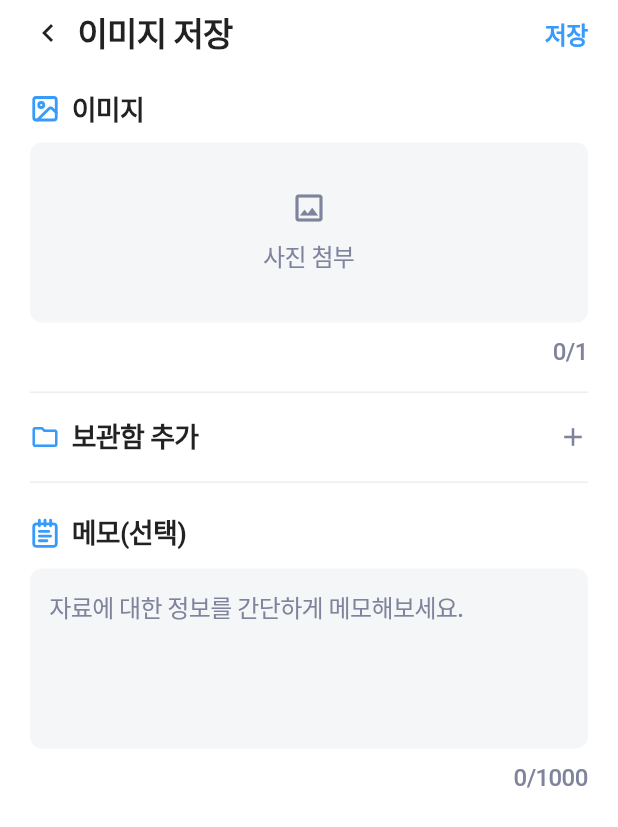
After one commit to toIT-team/toIT_frontend, a Flutter app: the SaveImageScreen screen opened directly, on a phone screen of 412 x 824 dp. The commit adds this screen. Shown: the top 827 px of the screen. Run offline on Flutter 3.47's test engine with Material 3 defaults, Android fonts, the phone set to English and light mode, and no system bars; our stand-ins replace dio, flutter_dotenv, flutter_riverpod, flutter_svg, freezed_annotation; network calls fail.

Commit message:
feat(image): 이미지 저장 화면 UI 퍼블리싱
- SaveImageScreen 신규 생성 (사진 첨부 + 메모 + 보관함 추가 섹션)
  - 사진 첨부 영역 (탭하여 이미지 선택, 0/1 카운터)
  - 메모(선택) 텍스트 입력 (최대 1000자, 글자수 카운터)
  - AppColors 디자인 토큰 적용
- NavigationShell에서 + 팝업 메뉴 '이미지' 선택 시 화면 이동 연결

```diff
--- a/lib/views/screens/navigation_shell.dart
+++ b/lib/views/screens/navigation_shell.dart
@@ -8,6 +8,7 @@ import 'calendar_screen.dart';
 import 'save_link_screen.dart';
 import 'save_note_screen.dart';
 import 'save_file_screen.dart';
+import 'save_image_screen.dart';
 
 /// 현재 선택된 탭 인덱스 Provider
 final currentTabIndexProvider = StateProvider<int>((ref) => 0);
@@ -47,6 +48,10 @@ class NavigationShell extends ConsumerWidget {
               Navigator.of(
                 context,
               ).push(MaterialPageRoute(builder: (_) => const SaveFileScreen()));
+            case 3:
+              Navigator.of(context).push(
+                MaterialPageRoute(builder: (_) => const SaveImageScreen()),
+              );
           }
         },
       ),
--- /dev/null
+++ b/lib/views/screens/save_image_screen.dart
@@ -0,0 +1,316 @@
+import 'package:flutter/material.dart';
+import 'package:flutter_svg/flutter_svg.dart';
+
+import '../../core/constants/app_assets.dart';
+import '../../core/constants/app_colors.dart';
+
+/// 이미지 저장 화면 (퍼블리싱)
+class SaveImageScreen extends StatefulWidget {
+  const SaveImageScreen({super.key});
+
+  @override
+  State<SaveImageScreen> createState() => _SaveImageScreenState();
+}
+
+class _SaveImageScreenState extends State<SaveImageScreen> {
+  final _memoController = TextEditingController();
+  int _memoLength = 0;
+  bool _imageAttached = false;
+
+  @override
+  void initState() {
+    super.initState();
+    _memoController.addListener(() {
+      setState(() => _memoLength = _memoController.text.length);
+    });
+  }
+
+  @override
+  void dispose() {
+    _memoController.dispose();
+    super.dispose();
+  }
+
+  void _onSave() {
+    if (!_imageAttached) return;
+    Navigator.of(context).pop({'memo': _memoController.text.trim()});
+  }
+
+  void _onAttachImage() {
+    // TODO: 이미지 선택 기능 연결
+    debugPrint('사진 첨부 탭');
+  }
+
+  @override
+  Widget build(BuildContext context) {
+    return Scaffold(
+      backgroundColor: Colors.white,
+      appBar: PreferredSize(
+        preferredSize: const Size.fromHeight(44),
+        child: _buildAppBar(),
+      ),
+      body: SingleChildScrollView(
+        padding: const EdgeInsets.symmetric(horizontal: 20),
+        child: Column(
+          crossAxisAlignment: CrossAxisAlignment.start,
+          children: [
+            const SizedBox(height: 16),
+            _buildImageSection(),
+            const SizedBox(height: 16),
+            const Divider(height: 1, thickness: 1, color: AppColors.neutral50),
+            const SizedBox(height: 16),
+            _buildFolderSection(),
+            const SizedBox(height: 16),
+            const Divider(height: 1, thickness: 1, color: AppColors.neutral50),
+            const SizedBox(height: 20),
+            _buildMemoSection(),
+            const SizedBox(height: 24),
+          ],
+        ),
+      ),
+    );
+  }
+
+  Widget _buildAppBar() {
+    return SafeArea(
+      bottom: false,
+      child: Container(
+        height: 44,
+        color: Colors.white,
+        padding: const EdgeInsets.symmetric(horizontal: 20),
+        child: Row(
+          children: [
+            GestureDetector(
+              onTap: () => Navigator.of(context).pop(),
+              behavior: HitTestBehavior.opaque,
+              child: const SizedBox(
+                width: 24,
+                height: 24,
+                child: Icon(
+                  Icons.chevron_left,
+                  size: 24,
+                  color: AppColors.gray900,
+                ),
+              ),
+            ),
+            const SizedBox(width: 8),
+            const Text(
+              '이미지 저장',
+              style: TextStyle(
+                fontSize: 22,
+                fontWeight: FontWeight.w700,
+                color: AppColors.gray900,
+                letterSpacing: -0.025 * 22,
+                height: 1.25,
+              ),
+            ),
+            const Spacer(),
+            GestureDetector(
+              onTap: _onSave,
+              behavior: HitTestBehavior.opaque,
+              child: const Text(
+                '저장',
+                style: TextStyle(
+                  fontSize: 16,
+                  fontWeight: FontWeight.w600,
+                  color: AppColors.blue500,
+                  letterSpacing: -0.025 * 16,
+                  height: 1.4,
+                ),
+              ),
+            ),
+          ],
+        ),
+      ),
+    );
+  }
+
+  /// 이미지 첨부 섹션
+  Widget _buildImageSection() {
+    return Column(
+      crossAxisAlignment: CrossAxisAlignment.start,
+      children: [
+        Row(
+          children: [
+            SvgPicture.asset(
+              AppAssets.imageIcon,
+              width: 20,
+              height: 20,
+              colorFilter: const ColorFilter.mode(
+                AppColors.blue500,
+                BlendMode.srcIn,
+              ),
+            ),
+            const SizedBox(width: 8),
+            const Text(
+              '이미지',
+              style: TextStyle(
+                fontSize: 18,
+                fontWeight: FontWeight.w600,
+                color: AppColors.gray900,
+                letterSpacing: -0.025 * 18,
+                height: 1.4,
+              ),
+            ),
+          ],
+        ),
+        const SizedBox(height: 10),
+        GestureDetector(
+          onTap: _onAttachImage,
+          child: Container(
+            width: double.infinity,
+            height: 120,
+            decoration: BoxDecoration(
+              color: AppColors.neutral300,
+              borderRadius: BorderRadius.circular(8),
+            ),
+            child: Column(
+              mainAxisAlignment: MainAxisAlignment.center,
+              children: [
+                Icon(Icons.photo_outlined, size: 24, color: AppColors.gray600),
+                const SizedBox(height: 8),
+                const Text(
+                  '사진 첨부',
+                  style: TextStyle(
+                    fontSize: 16,
+                    fontWeight: FontWeight.w500,
+                    color: AppColors.gray600,
+                    letterSpacing: -0.025 * 16,
+                    height: 1.5,
+                  ),
+                ),
+              ],
+            ),
+          ),
+        ),
+        const SizedBox(height: 10),
+        Align(
+          alignment: Alignment.centerRight,
+          child: Text(
+            '${_imageAttached ? 1 : 0}/1',
+            style: const TextStyle(
+              fontSize: 16,
+              fontWeight: FontWeight.w500,
+              color: AppColors.gray600,
+              letterSpacing: -0.025 * 16,
+              height: 1.25,
+            ),
+          ),
+        ),
+      ],
+    );
+  }
+
+  /// 보관함 추가 섹션
+  Widget _buildFolderSection() {
+    return GestureDetector(
+      onTap: () {
+        // TODO: 보관함 선택 화면 연결
+        debugPrint('보관함 추가 탭');
+      },
+      behavior: HitTestBehavior.opaque,
+      child: Row(
+        children: [
+          const Icon(Icons.folder_outlined, size: 20, color: AppColors.blue500),
+          const SizedBox(width: 8),
+          const Expanded(
+            child: Text(
+              '보관함 추가',
+              style: TextStyle(
+                fontSize: 18,
+                fontWeight: FontWeight.w600,
+                color: AppColors.gray900,
+                letterSpacing: -0.025 * 18,
+                height: 1.4,
+              ),
+            ),
+          ),
+          const Icon(Icons.add, size: 20, color: AppColors.gray600),
+        ],
+      ),
+    );
+  }
+
+  /// 메모(선택) 섹션
+  Widget _buildMemoSection() {
+    return Column(
+      crossAxisAlignment: CrossAxisAlignment.start,
+      children: [
+        Row(
+          children: [
+            SvgPicture.asset(
+              AppAssets.noteIcon,
+              width: 20,
+              height: 20,
+              colorFilter: const ColorFilter.mode(
+                AppColors.blue500,
+                BlendMode.srcIn,
+              ),
+            ),
+            const SizedBox(width: 8),
+            const Text(
+              '메모(선택)',
+              style: TextStyle(
+                fontSize: 18,
+                fontWeight: FontWeight.w600,
+                color: AppColors.gray900,
+                letterSpacing: -0.025 * 18,
+                height: 1.4,
+              ),
+            ),
+          ],
+        ),
+        const SizedBox(height: 10),
+        Container(
+          height: 120,
+          decoration: BoxDecoration(
+            color: AppColors.neutral300,
+            borderRadius: BorderRadius.circular(8),
+          ),
+          padding: const EdgeInsets.all(13),
+          child: TextField(
+            controller: _memoController,
+            maxLines: null,
+            maxLength: 1000,
+            expands: true,
+            textAlignVertical: TextAlignVertical.top,
+            style: const TextStyle(
+              fontSize: 16,
+              fontWeight: FontWeight.w500,
+              color: AppColors.gray900,
+              letterSpacing: -0.025 * 16,
+              height: 1.5,
+            ),
+            decoration: const InputDecoration(
+              hintText: '자료에 대한 정보를 간단하게 메모해보세요.',
+              hintStyle: TextStyle(
+                fontSize: 16,
+                fontWeight: FontWeight.w500,
+                color: AppColors.gray600,
+                letterSpacing: -0.025 * 16,
+                height: 1.5,
+              ),
+              border: InputBorder.none,
+              contentPadding: EdgeInsets.zero,
+              counterText: '',
+            ),
+          ),
+        ),
+        const SizedBox(height: 10),
+        Align(
+          alignment: Alignment.centerRight,
+          child: Text(
+            '$_memoLength/1000',
+            style: const TextStyle(
+              fontSize: 16,
+              fontWeight: FontWeight.w500,
+              color: AppColors.gray600,
+              letterSpacing: -0.025 * 16,
+              height: 1.25,
+            ),
+          ),
+        ),
+      ],
+    );
+  }
+}
```
